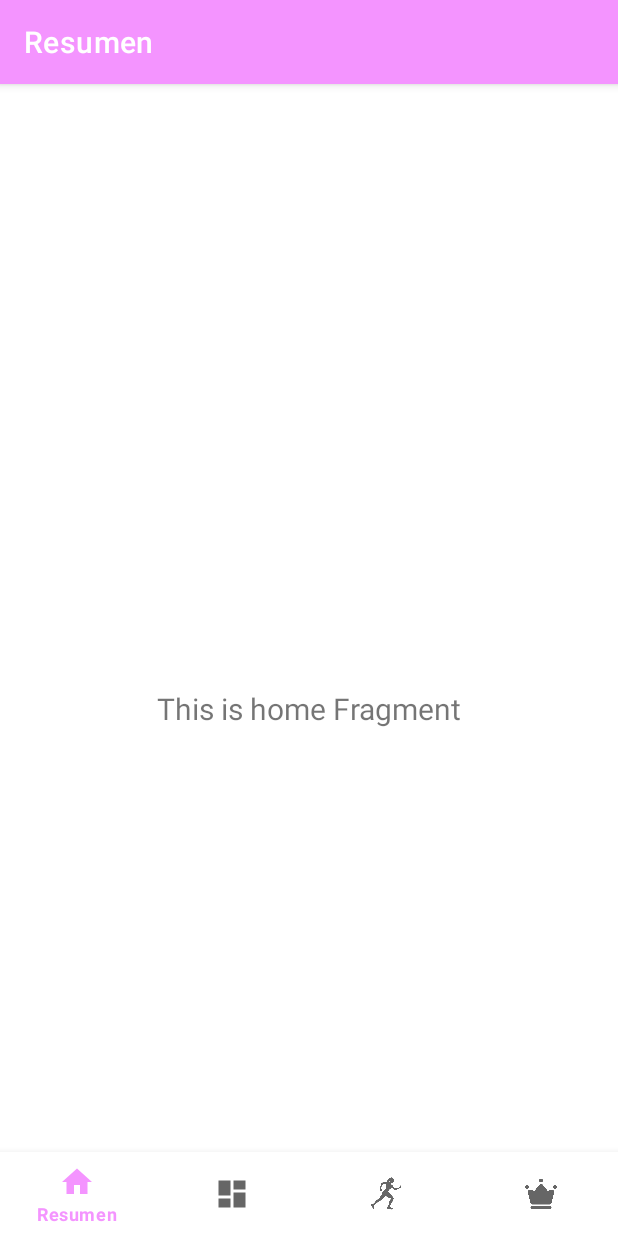
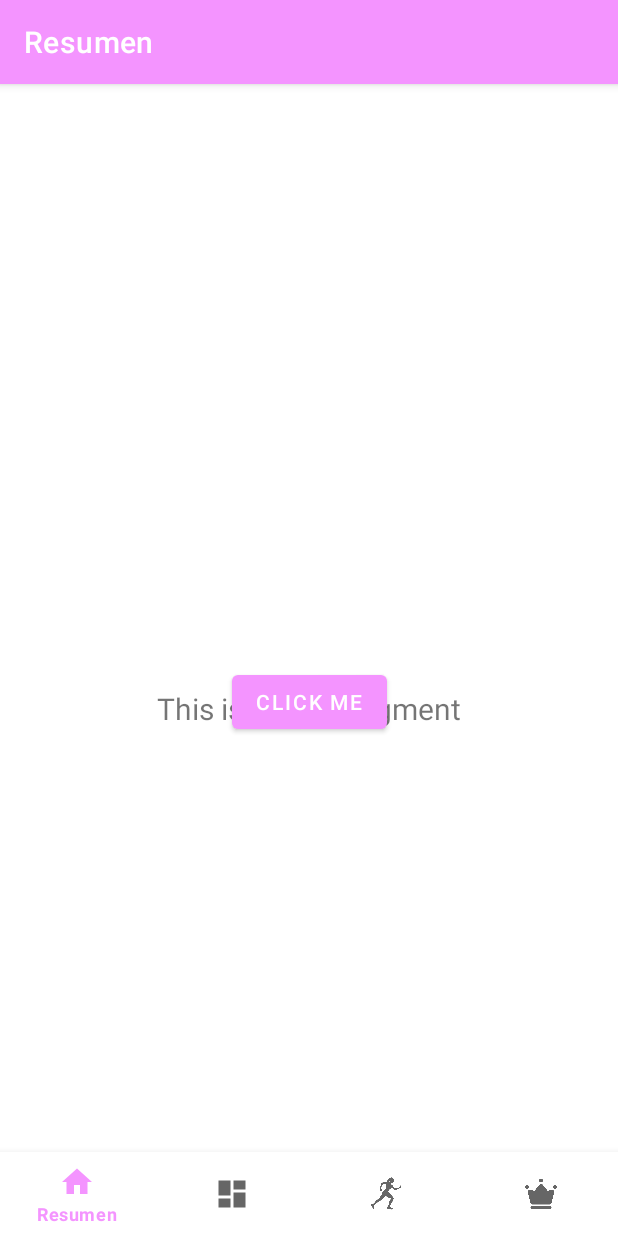
Before and after one commit to kiglesiasesteves/ProyectoDAM, an Android app built with Jetpack Compose: the screen it shows after launch (MainActivity), on a phone screen of 412 x 824 dp. Run offline under Robolectric (Android 15) with nearby library versions, the phone set to English and light mode, and no system bars; our stand-ins replace data binding, navigation-ui.

Commit message:
Boton HomeViewModel

```diff
--- a/app/build.gradle.kts
+++ b/app/build.gradle.kts
@@ -3,6 +3,7 @@ plugins {
     alias(libs.plugins.jetbrains.kotlin.android)
 }
 android {
+
     namespace = "com.example.menstruacionnavapp"
     compileSdk = 35 // Update to compile SDK version 35
 
@@ -14,6 +15,9 @@ android {
         versionName = "1.0"
 
         testInstrumentationRunner = "androidx.test.runner.AndroidJUnitRunner"
+    }
+    buildFeatures {
+        dataBinding = true
     }
 
     buildTypes {
--- a/app/src/main/java/com/example/menstruacionnavapp/ui/home/HomeFragment.kt
+++ b/app/src/main/java/com/example/menstruacionnavapp/ui/home/HomeFragment.kt
@@ -4,6 +4,7 @@ import android.os.Bundle
 import android.view.LayoutInflater
 import android.view.View
 import android.view.ViewGroup
+import android.widget.Button
 import android.widget.TextView
 import androidx.fragment.app.Fragment
 import androidx.lifecycle.ViewModelProvider
@@ -12,9 +13,6 @@ import com.example.menstruacionnavapp.databinding.FragmentHomeBinding
 class HomeFragment : Fragment() {
 
     private var _binding: FragmentHomeBinding? = null
-
-    // This property is only valid between onCreateView and
-    // onDestroyView.
     private val binding get() = _binding!!
 
     override fun onCreateView(
@@ -22,16 +20,21 @@ class HomeFragment : Fragment() {
         container: ViewGroup?,
         savedInstanceState: Bundle?
     ): View {
-        val homeViewModel =
-            ViewModelProvider(this).get(HomeViewModel::class.java)
+        val homeViewModel = ViewModelProvider(this).get(HomeViewModel::class.java)
 
         _binding = FragmentHomeBinding.inflate(inflater, container, false)
         val root: View = binding.root
 
         val textView: TextView = binding.textHome
+        val button: Button = binding.buttonHome
         homeViewModel.text.observe(viewLifecycleOwner) {
             textView.text = it
         }
+
+        button.setOnClickListener {
+            homeViewModel.onButtonClick()
+        }
+
         return root
     }
 
--- a/app/src/main/java/com/example/menstruacionnavapp/ui/home/HomeViewModel.kt
+++ b/app/src/main/java/com/example/menstruacionnavapp/ui/home/HomeViewModel.kt
@@ -5,9 +5,12 @@ import androidx.lifecycle.MutableLiveData
 import androidx.lifecycle.ViewModel
 
 class HomeViewModel : ViewModel() {
-
     private val _text = MutableLiveData<String>().apply {
         value = "This is home Fragment"
     }
     val text: LiveData<String> = _text
+
+    fun onButtonClick() {
+        _text.value = "Button clicked!"
+    }
 }
--- a/app/src/main/res/layout/fragment_home.xml
+++ b/app/src/main/res/layout/fragment_home.xml
@@ -1,10 +1,30 @@
 <?xml version="1.0" encoding="utf-8"?>
-<androidx.constraintlayout.widget.ConstraintLayout xmlns:android="http://schemas.android.com/apk/res/android"
+<layout xmlns:android="http://schemas.android.com/apk/res/android"
     xmlns:app="http://schemas.android.com/apk/res-auto"
-    xmlns:tools="http://schemas.android.com/tools"
+    xmlns:tools="http://schemas.android.com/tools">
+
+    <data>
+        <import type="com.example.menstruacionnavapp.ui.home.HomeViewModel" />
+        <variable
+            name="viewModel"
+            type="com.example.menstruacionnavapp.ui.home.HomeViewModel" />
+    </data>
+
+    <androidx.constraintlayout.widget.ConstraintLayout
         android:layout_width="match_parent"
         android:layout_height="match_parent"
         tools:context=".ui.home.HomeFragment">
+
+        <Button
+            android:id="@+id/buttonHome"
+            android:layout_width="wrap_content"
+            android:layout_height="wrap_content"
+            android:text="Click Me"
+            app:layout_constraintStart_toStartOf="parent"
+            app:layout_constraintTop_toTopOf="parent"
+            app:layout_constraintEnd_toEndOf="parent"
+            app:layout_constraintBottom_toBottomOf="parent"
+            />
 
         <TextView
             android:id="@+id/text_home"
@@ -19,4 +39,6 @@
             app:layout_constraintEnd_toEndOf="parent"
             app:layout_constraintStart_toStartOf="parent"
             app:layout_constraintTop_toTopOf="parent" />
+
     </androidx.constraintlayout.widget.ConstraintLayout>
+</layout>
```
Lines whose indentation alone changed are shown as unchanged.
